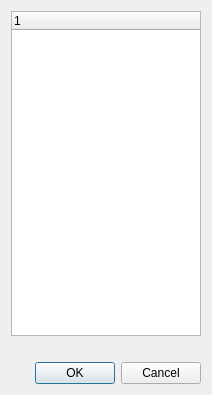
Qt form src/ATE_spyder/ate_spyder/widgets/actions_on/utils/ItemTrace.ui (Semi-ATE/Semi-ATE) before a commit.
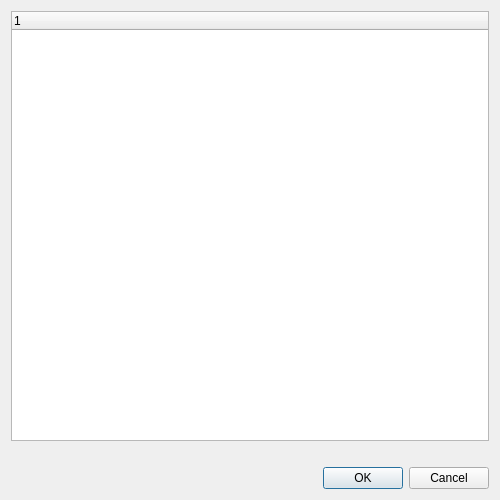
The same form after that commit.

Patch:
```diff
--- a/src/ATE_spyder/ate_spyder/widgets/actions_on/utils/ItemTrace.ui
+++ b/src/ATE_spyder/ate_spyder/widgets/actions_on/utils/ItemTrace.ui
@@ -6,8 +6,8 @@
    <rect>
     <x>0</x>
     <y>0</y>
-    <width>212</width>
-    <height>395</height>
+    <width>500</width>
+    <height>500</height>
    </rect>
   </property>
   <property name="windowTitle">
@@ -15,7 +15,13 @@
   </property>
   <layout class="QVBoxLayout" name="verticalLayout">
    <item>
-    <widget class="QTreeWidget" name="tree_view"/>
+    <widget class="QTreeWidget" name="tree_view">
+     <column>
+      <property name="text">
+       <string notr="true">1</string>
+      </property>
+     </column>
+    </widget>
    </item>
    <item>
     <widget class="QLabel" name="feedback">
```
